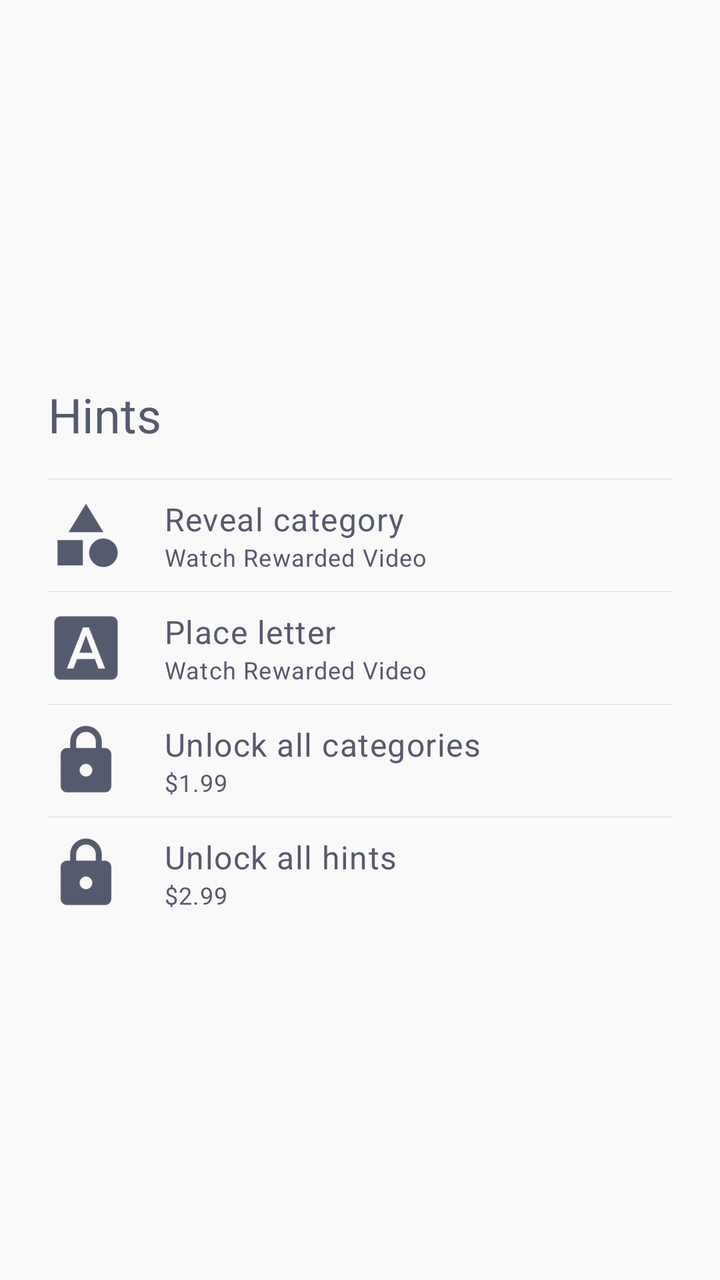
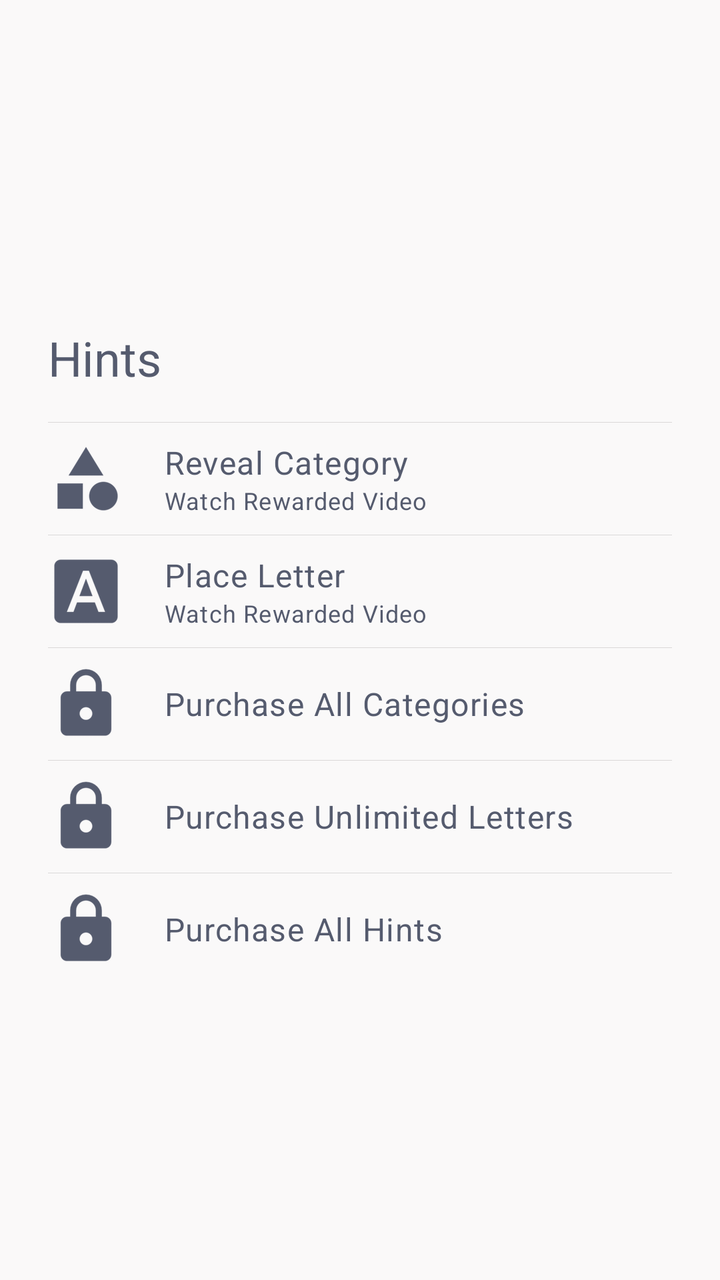

Two renders of the same Android screen: before a commit and after it. Below are the layout's source before the change and the commit's diff.
<!-- AndroidManifest.xml: application theme Theme.OC -->
<!-- res/layout/hints_fragment.xml -->
<?xml version="1.0" encoding="utf-8"?>
<androidx.appcompat.widget.LinearLayoutCompat xmlns:android="http://schemas.android.com/apk/res/android"
    xmlns:app="http://schemas.android.com/apk/res-auto"
    xmlns:tools="http://schemas.android.com/tools"
    android:layout_width="match_parent"
    android:layout_height="wrap_content"
    android:gravity="center"
    android:orientation="vertical"
    android:paddingVertical="@dimen/default_large_margin"
    app:divider="@drawable/divider"
    app:dividerPadding="@dimen/simple_dialog_left_margin"
    app:showDividers="middle">

    <androidx.appcompat.widget.LinearLayoutCompat
        android:id="@+id/hints_dialog_title"
        android:layout_width="match_parent"
        android:layout_height="@dimen/simple_dialog_header_height"
        android:orientation="horizontal">

        <androidx.appcompat.widget.AppCompatTextView
            android:layout_width="wrap_content"
            android:layout_height="wrap_content"
            android:layout_gravity="center_vertical"
            android:layout_marginStart="@dimen/simple_dialog_left_margin"
            android:text="@string/hints"
            android:textAppearance="@style/TextAppearance.OC.Headline5" />
    </androidx.appcompat.widget.LinearLayoutCompat>

    <androidx.appcompat.widget.LinearLayoutCompat
        android:id="@+id/category_reveal_button"
        android:layout_width="match_parent"
        android:layout_height="@dimen/simple_dialog_item_height"
        android:background="?android:attr/selectableItemBackground"
        android:clickable="true"
        android:focusable="true"
        android:orientation="horizontal">

        <androidx.appcompat.widget.AppCompatImageView
            android:layout_width="wrap_content"
            android:layout_height="wrap_content"
            android:layout_gravity="center_vertical"
            android:layout_marginStart="@dimen/simple_dialog_left_margin"
            android:layout_marginEnd="@dimen/simple_dialog_divider_margin"
            android:contentDescription="@string/rewarded_reveal_category"
            android:src="@drawable/category_icon"
            app:tint="@color/colorOnPrimary"
            tools:ignore="RtlSymmetry" />

        <ViewFlipper
            android:id="@+id/reveal_category_flipper"
            android:layout_width="match_parent"
            android:layout_height="match_parent"
            android:inAnimation="@android:anim/slide_in_left"
            android:outAnimation="@android:anim/slide_out_right">
            <include
                android:id="@+id/reveal_category_hidden"
                layout="@layout/hint_available"
                android:layout_width="match_parent"
                android:layout_height="match_parent" />
            <include
                android:id="@+id/reveal_category_shown"
                layout="@layout/hint_revealed"
                android:layout_width="match_parent"
                android:layout_height="match_parent" />
        </ViewFlipper>

    </androidx.appcompat.widget.LinearLayoutCompat>

    <androidx.appcompat.widget.LinearLayoutCompat
        android:id="@+id/letter_place_button"
        android:layout_width="match_parent"
        android:layout_height="@dimen/simple_dialog_item_height"
        android:background="?android:attr/selectableItemBackground"
        android:clickable="true"
        android:focusable="true"
        android:orientation="horizontal">

        <androidx.appcompat.widget.AppCompatImageView
            android:layout_width="wrap_content"
            android:layout_height="wrap_content"
            android:layout_gravity="center_vertical"
            android:layout_marginStart="@dimen/simple_dialog_left_margin"
            android:layout_marginEnd="@dimen/simple_dialog_divider_margin"
            android:contentDescription="@string/rewarded_place_letter"
            android:src="@drawable/letter_icon"
            app:tint="@color/colorOnPrimary"
            tools:ignore="RtlSymmetry" />

        <androidx.appcompat.widget.LinearLayoutCompat
            android:layout_width="match_parent"
            android:layout_height="match_parent"
            android:gravity="center_vertical"
            android:orientation="vertical">

            <androidx.appcompat.widget.AppCompatTextView
                android:layout_width="wrap_content"
                android:layout_height="wrap_content"
                android:layout_gravity="center_vertical"
                android:text="@string/rewarded_place_letter"
                android:textAppearance="@style/TextAppearance.OC.Body1" />

            <androidx.appcompat.widget.AppCompatTextView
                android:layout_width="wrap_content"
                android:layout_height="wrap_content"
                android:layout_gravity="center_vertical"
                android:text="@string/watch_rewarded_video"
                android:textAppearance="@style/TextAppearance.OC.Caption" />
        </androidx.appcompat.widget.LinearLayoutCompat>
    </androidx.appcompat.widget.LinearLayoutCompat>

    <androidx.appcompat.widget.LinearLayoutCompat
        android:id="@+id/all_categories_button"
        android:layout_width="match_parent"
        android:layout_height="@dimen/simple_dialog_item_height"
        android:background="?android:attr/selectableItemBackground"
        android:clickable="true"
        android:focusable="true"
        android:orientation="horizontal">

        <androidx.appcompat.widget.AppCompatImageView
            android:layout_width="wrap_content"
            android:layout_height="wrap_content"
            android:layout_gravity="center_vertical"
            android:layout_marginStart="@dimen/simple_dialog_left_margin"
            android:layout_marginEnd="@dimen/simple_dialog_divider_margin"
            android:contentDescription="@string/iap_unlock_categories"
            android:src="@drawable/lock_icon"
            app:tint="@color/colorOnPrimary"
            tools:ignore="RtlSymmetry" />

        <androidx.appcompat.widget.LinearLayoutCompat
            android:layout_width="match_parent"
            android:layout_height="match_parent"
            android:gravity="center_vertical"
            android:orientation="vertical">

            <androidx.appcompat.widget.AppCompatTextView
                android:layout_width="wrap_content"
                android:layout_height="wrap_content"
                android:layout_gravity="center_vertical"
                android:text="@string/iap_unlock_categories"
                android:textAppearance="@style/TextAppearance.OC.Body1" />

            <androidx.appcompat.widget.AppCompatTextView
                android:layout_width="wrap_content"
                android:layout_height="wrap_content"
                android:layout_gravity="center_vertical"
                android:text="@string/all_categories_price"
                android:textAppearance="@style/TextAppearance.OC.Caption" />
        </androidx.appcompat.widget.LinearLayoutCompat>
    </androidx.appcompat.widget.LinearLayoutCompat>

    <androidx.appcompat.widget.LinearLayoutCompat
        android:id="@+id/unlock_all_hints_button"
        android:layout_width="match_parent"
        android:layout_height="@dimen/simple_dialog_item_height"
        android:background="?android:attr/selectableItemBackground"
        android:clickable="true"
        android:focusable="true"
        android:orientation="horizontal">

        <androidx.appcompat.widget.AppCompatImageView
            android:layout_width="wrap_content"
            android:layout_height="wrap_content"
            android:layout_gravity="center_vertical"
            android:layout_marginStart="@dimen/simple_dialog_left_margin"
            android:layout_marginEnd="@dimen/simple_dialog_divider_margin"
            android:contentDescription="@string/iap_unlock_hints"
            android:src="@drawable/lock_icon"
            app:tint="@color/colorOnPrimary"
            tools:ignore="RtlSymmetry" />

        <androidx.appcompat.widget.LinearLayoutCompat
            android:layout_width="match_parent"
            android:layout_height="match_parent"
            android:gravity="center_vertical"
            android:orientation="vertical">

            <androidx.appcompat.widget.AppCompatTextView
                android:layout_width="wrap_content"
                android:layout_height="wrap_content"
                android:layout_gravity="center_vertical"
                android:text="@string/iap_unlock_hints"
                android:textAppearance="@style/TextAppearance.OC.Body1" />

            <androidx.appcompat.widget.AppCompatTextView
                android:layout_width="wrap_content"
                android:layout_height="wrap_content"
                android:layout_gravity="center_vertical"
                android:text="@string/all_hints_price"
                android:textAppearance="@style/TextAppearance.OC.Caption" />
        </androidx.appcompat.widget.LinearLayoutCompat>
    </androidx.appcompat.widget.LinearLayoutCompat>

</androidx.appcompat.widget.LinearLayoutCompat>
<!-- res/layout/hint_available.xml (included above) -->
<?xml version="1.0" encoding="utf-8"?>
<androidx.appcompat.widget.LinearLayoutCompat xmlns:android="http://schemas.android.com/apk/res/android"
    android:layout_width="match_parent"
    android:layout_height="match_parent"
    android:gravity="center_vertical"
    android:orientation="vertical">

    <androidx.appcompat.widget.AppCompatTextView
        android:layout_width="wrap_content"
        android:layout_height="wrap_content"
        android:layout_gravity="center_vertical"
        android:text="@string/rewarded_reveal_category"
        android:textAppearance="@style/TextAppearance.OC.Body1" />

    <androidx.appcompat.widget.AppCompatTextView
        android:layout_width="wrap_content"
        android:layout_height="wrap_content"
        android:layout_gravity="center_vertical"
        android:text="@string/watch_rewarded_video"
        android:textAppearance="@style/TextAppearance.OC.Caption" />
</androidx.appcompat.widget.LinearLayoutCompat>
<!-- res/layout/hint_revealed.xml (included above) -->
<?xml version="1.0" encoding="utf-8"?>
<androidx.appcompat.widget.LinearLayoutCompat xmlns:android="http://schemas.android.com/apk/res/android"
    android:layout_width="match_parent"
    android:layout_height="match_parent"
    android:gravity="center_vertical"
    android:orientation="vertical">

    <androidx.appcompat.widget.AppCompatTextView
        android:id="@+id/hint_revealed_textview"
        android:layout_width="match_parent"
        android:layout_height="wrap_content"
        android:layout_gravity="center_vertical"
        android:textStyle="italic"
        android:text="@string/rewarded_reveal_category"
        android:textColor="@color/hintsNotificationColor"
        android:textAppearance="@style/TextAppearance.OC.Body1" />

</androidx.appcompat.widget.LinearLayoutCompat>
<!-- resources referenced by this layout -->
<resources>
  <color name="colorOnPrimary">#555b6e</color>
  <color name="hintsNotificationColor">#FF9800</color>
  <dimen name="default_large_margin">16dp</dimen>
  <dimen name="simple_dialog_divider_margin">20dp</dimen>
  <dimen name="simple_dialog_header_height">64dp</dimen>
  <dimen name="simple_dialog_item_height">56dp</dimen>
  <dimen name="simple_dialog_left_margin">24dp</dimen>
  <!-- drawable divider (drawable) -->
  <?xml version="1.0" encoding="utf-8"?>
  <shape xmlns:android="http://schemas.android.com/apk/res/android" >
      <size android:height=".1dp"/>
      <solid android:color="@color/itemDividerColor"/>
  </shape>
  <string name="all_categories_price">$1.99</string>
  <string name="all_hints_price">$2.99</string>
  <string name="hints">Hints</string>
  <string name="iap_unlock_categories">Unlock all categories</string>
  <string name="iap_unlock_hints">Unlock all hints</string>
  <string name="rewarded_place_letter">Place letter</string>
  <string name="rewarded_reveal_category">Reveal category</string>
  <string name="watch_rewarded_video">Watch Rewarded Video</string>
  <style name="TextAppearance.OC.Body1" parent="TextAppearance.MaterialComponents.Body1">
          <item name="fontFamily">@font/yantramanav_medium</item>
          <item name="android:textColor">@color/colorOnPrimary</item>
      </style>
  <style name="TextAppearance.OC.Caption" parent="TextAppearance.MaterialComponents.Caption">
          <item name="fontFamily">@font/yantramanav_medium</item>
          <item name="android:textColor">@color/colorSecondaryVariant</item>
      </style>
  <style name="TextAppearance.OC.Headline5" parent="TextAppearance.MaterialComponents.Headline5">
          <item name="fontFamily">@font/yantramanav_bold</item>
          <item name="android:textColor">@color/colorOnPrimary</item>
      </style>
  <color name="itemDividerColor">#DAD8D8</color>
  <color name="colorSecondaryVariant">#555b6e</color>
  <color name="colorPrimary">#89b0ae</color>
  <color name="colorPrimaryVariant">#89b0ae</color>
  <color name="colorSecondary">#bee3db</color>
  <color name="colorOnSecondary">#89b0ae</color>
  <color name="colorBackground">#faf9f9</color>
  <color name="colorOnBackground">#89b0ae</color>
  <color name="colorSurface">#faf9f9</color>
  <color name="colorOnSurface">#89b0ae</color>
  <color name="colorError">#EE3502</color>
  <color name="colorOnError">#faf9f9</color>
  <color name="navigationBarColor">#80797D88</color>
  <style name="ThemeOverlay.App.MaterialAlertDialog" parent="ThemeOverlay.MaterialComponents.MaterialAlertDialog">
          <item name="colorPrimary">@color/colorOnPrimary</item>
          <item name="colorSecondary">@color/colorSecondary</item>
          <item name="colorSurface">@color/colorSurface</item>
          <item name="colorOnSurface">@color/colorOnPrimary</item>
          <item name="android:backgroundTint">@color/colorSurface</item>
          <item name="titleTextColor">@color/colorSurface</item>
      </style>
  <style name="HehBottomSheetDialogTheme" parent="@style/ThemeOverlay.MaterialComponents.BottomSheetDialog">
          <item name="bottomSheetStyle">@style/HehCustomBottomSheet</item>
      </style>
  <style name="HehCustomBottomSheet" parent="Widget.MaterialComponents.BottomSheet">
          <item name="shapeAppearanceOverlay">@style/CustomShapeAppearanceBottomSheetDialog</item>
      </style>
  <style name="CustomShapeAppearanceBottomSheetDialog">
          <item name="cornerFamily">rounded</item>
          <item name="cornerSizeTopRight">@dimen/default_large_margin</item>
          <item name="cornerSizeTopLeft">@dimen/default_large_margin</item>
          <item name="android:layout_margin">@dimen/default_large_margin</item>
          <item name="cornerSizeBottomRight">0dp</item>
          <item name="cornerSizeBottomLeft">0dp</item>
      </style>
  <!-- unchanged entries left out for length: 5 -->
</resources>

<!-- the commit's change to res/layout/hints_fragment.xml (unified diff, before → after) -->
@@ -140,13 +140,41 @@
                 android:layout_gravity="center_vertical"
                 android:text="@string/iap_unlock_categories"
                 android:textAppearance="@style/TextAppearance.OC.Body1" />
-
-            <androidx.appcompat.widget.AppCompatTextView
-                android:layout_width="wrap_content"
-                android:layout_height="wrap_content"
-                android:layout_gravity="center_vertical"
-                android:text="@string/all_categories_price"
-                android:textAppearance="@style/TextAppearance.OC.Caption" />
+        </androidx.appcompat.widget.LinearLayoutCompat>
+    </androidx.appcompat.widget.LinearLayoutCompat>
+
+    <androidx.appcompat.widget.LinearLayoutCompat
+        android:id="@+id/all_letters_button"
+        android:layout_width="match_parent"
+        android:layout_height="@dimen/simple_dialog_item_height"
+        android:background="?android:attr/selectableItemBackground"
+        android:clickable="true"
+        android:focusable="true"
+        android:orientation="horizontal">
+
+        <androidx.appcompat.widget.AppCompatImageView
+            android:layout_width="wrap_content"
+            android:layout_height="wrap_content"
+            android:layout_gravity="center_vertical"
+            android:layout_marginStart="@dimen/simple_dialog_left_margin"
+            android:layout_marginEnd="@dimen/simple_dialog_divider_margin"
+            android:contentDescription="@string/iap_unlock_letters"
+            android:src="@drawable/lock_icon"
+            app:tint="@color/colorOnPrimary"
+            tools:ignore="RtlSymmetry" />
+
+        <androidx.appcompat.widget.LinearLayoutCompat
+            android:layout_width="match_parent"
+            android:layout_height="match_parent"
+            android:gravity="center_vertical"
+            android:orientation="vertical">
+
+            <androidx.appcompat.widget.AppCompatTextView
+                android:layout_width="wrap_content"
+                android:layout_height="wrap_content"
+                android:layout_gravity="center_vertical"
+                android:text="@string/iap_unlock_letters"
+                android:textAppearance="@style/TextAppearance.OC.Body1" />
         </androidx.appcompat.widget.LinearLayoutCompat>
     </androidx.appcompat.widget.LinearLayoutCompat>
 
@@ -183,12 +211,6 @@
                 android:text="@string/iap_unlock_hints"
                 android:textAppearance="@style/TextAppearance.OC.Body1" />
 
-            <androidx.appcompat.widget.AppCompatTextView
-                android:layout_width="wrap_content"
-                android:layout_height="wrap_content"
-                android:layout_gravity="center_vertical"
-                android:text="@string/all_hints_price"
-                android:textAppearance="@style/TextAppearance.OC.Caption" />
         </androidx.appcompat.widget.LinearLayoutCompat>
     </androidx.appcompat.widget.LinearLayoutCompat>
 
@@ -228,7 +250,6 @@
         android:layout_width="match_parent"
         android:layout_height="wrap_content"
         android:layout_gravity="center_vertical"
-        android:textStyle="italic"
         android:text="@string/rewarded_reveal_category"
         android:textColor="@color/hintsNotificationColor"
         android:textAppearance="@style/TextAppearance.OC.Body1" />
<!-- resource entries referenced after the edit -->
@@ -13,13 +13,12 @@
       <size android:height=".1dp"/>
       <solid android:color="@color/itemDividerColor"/>
   </shape>
-  <string name="all_categories_price">$1.99</string>
-  <string name="all_hints_price">$2.99</string>
   <string name="hints">Hints</string>
-  <string name="iap_unlock_categories">Unlock all categories</string>
-  <string name="iap_unlock_hints">Unlock all hints</string>
-  <string name="rewarded_place_letter">Place letter</string>
-  <string name="rewarded_reveal_category">Reveal category</string>
+  <string name="iap_unlock_categories">Purchase All Categories</string>
+  <string name="iap_unlock_hints">Purchase All Hints</string>
+  <string name="iap_unlock_letters">Purchase Unlimited Letters</string>
+  <string name="rewarded_place_letter">Place Letter</string>
+  <string name="rewarded_reveal_category">Reveal Category</string>
   <string name="watch_rewarded_video">Watch Rewarded Video</string>
   <style name="TextAppearance.OC.Body1" parent="TextAppearance.MaterialComponents.Body1">
           <item name="fontFamily">@font/yantramanav_medium</item>
